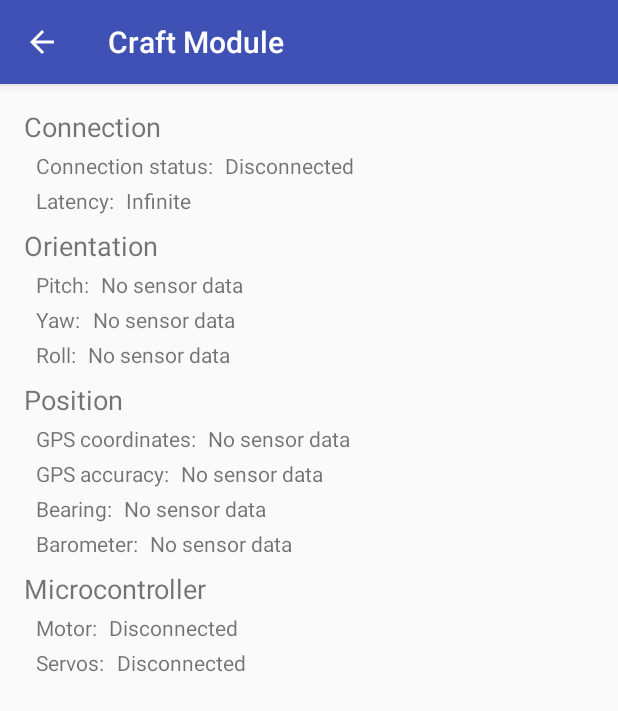
After one commit to beefcheeks/avigate, an Android app: the CraftActivity screen opened directly, with no data from a screen before it, on a phone screen of 412 x 824 dp. The commit adds this screen. Shown: the top 711 px of the screen. Run offline under Robolectric (Android 15) with nearby library versions, the phone set to English and light mode, and no system bars.

Commit message:
Add craft and controller module stubs - Add craft activity layout

```diff
--- /dev/null
+++ b/app/src/main/java/com/rabidllamastudios/avigate/ControllerActivity.java
@@ -0,0 +1,22 @@
+package com.rabidllamastudios.avigate;
+
+import android.os.Bundle;
+import android.support.design.widget.FloatingActionButton;
+import android.support.design.widget.Snackbar;
+import android.support.v7.app.AppCompatActivity;
+import android.support.v7.widget.Toolbar;
+import android.view.View;
+
+public class ControllerActivity extends AppCompatActivity {
+
+    @Override
+    protected void onCreate(Bundle savedInstanceState) {
+        super.onCreate(savedInstanceState);
+        setContentView(R.layout.activity_controller);
+        Toolbar toolbar = (Toolbar) findViewById(R.id.toolbar);
+        setSupportActionBar(toolbar);
+
+        getSupportActionBar().setDisplayHomeAsUpEnabled(true);
+    }
+
+}
--- /dev/null
+++ b/app/src/main/java/com/rabidllamastudios/avigate/CraftActivity.java
@@ -0,0 +1,23 @@
+package com.rabidllamastudios.avigate;
+
+import android.os.Bundle;
+import android.support.design.widget.FloatingActionButton;
+import android.support.design.widget.Snackbar;
+import android.support.v7.app.AppCompatActivity;
+import android.support.v7.widget.Toolbar;
+import android.view.View;
+
+public class CraftActivity extends AppCompatActivity {
+
+    @Override
+    protected void onCreate(Bundle savedInstanceState) {
+        super.onCreate(savedInstanceState);
+        setContentView(R.layout.activity_craft);
+        Toolbar toolbar = (Toolbar) findViewById(R.id.toolbar);
+        setSupportActionBar(toolbar);
+
+        getSupportActionBar().setDisplayHomeAsUpEnabled(true);
+    }
+
+
+}
--- a/app/src/main/java/com/rabidllamastudios/avigate/MainActivity.java
+++ b/app/src/main/java/com/rabidllamastudios/avigate/MainActivity.java
@@ -11,6 +11,18 @@ public class MainActivity extends AppCompatActivity {
     protected void onCreate(Bundle savedInstanceState) {
         super.onCreate(savedInstanceState);
         setContentView(R.layout.activity_main);
+    }
+
+    /** Called when the user clicks the Controller Module button */
+    public void startControllerModule(View view) {
+        Intent intent = new Intent(this, ControllerActivity.class);
+        startActivity(intent);
+    }
+
+    /** Called when the user clicks the Craft Module button */
+    public void startCraftModule(View view) {
+        Intent intent = new Intent(this, CraftActivity.class);
+        startActivity(intent);
     }
 
     /** Called when the user clicks the Sensor Reading button */
--- /dev/null
+++ b/app/src/main/res/layout/activity_controller.xml
@@ -0,0 +1,18 @@
+<?xml version="1.0" encoding="utf-8"?>
+<android.support.design.widget.CoordinatorLayout
+    xmlns:android="http://schemas.android.com/apk/res/android"
+    xmlns:app="http://schemas.android.com/apk/res-auto"
+    xmlns:tools="http://schemas.android.com/tools" android:layout_width="match_parent"
+    android:layout_height="match_parent" android:fitsSystemWindows="true"
+    tools:context="com.rabidllamastudios.avigate.ControllerActivity">
+
+    <android.support.design.widget.AppBarLayout android:layout_height="wrap_content"
+        android:layout_width="match_parent" android:theme="@style/AppTheme.AppBarOverlay">
+
+        <android.support.v7.widget.Toolbar android:id="@+id/toolbar"
+            android:layout_width="match_parent" android:layout_height="?attr/actionBarSize"
+            android:background="?attr/colorPrimary" app:popupTheme="@style/AppTheme.PopupOverlay" />
+
+    </android.support.design.widget.AppBarLayout>
+
+</android.support.design.widget.CoordinatorLayout>
--- /dev/null
+++ b/app/src/main/res/layout/activity_craft.xml
@@ -0,0 +1,20 @@
+<?xml version="1.0" encoding="utf-8"?>
+<android.support.design.widget.CoordinatorLayout
+    xmlns:android="http://schemas.android.com/apk/res/android"
+    xmlns:app="http://schemas.android.com/apk/res-auto"
+    xmlns:tools="http://schemas.android.com/tools" android:layout_width="match_parent"
+    android:layout_height="match_parent" android:fitsSystemWindows="true"
+    tools:context="com.rabidllamastudios.avigate.CraftActivity">
+
+    <android.support.design.widget.AppBarLayout android:layout_height="wrap_content"
+        android:layout_width="match_parent" android:theme="@style/AppTheme.AppBarOverlay">
+
+        <android.support.v7.widget.Toolbar android:id="@+id/toolbar"
+            android:layout_width="match_parent" android:layout_height="?attr/actionBarSize"
+            android:background="?attr/colorPrimary" app:popupTheme="@style/AppTheme.PopupOverlay" />
+
+    </android.support.design.widget.AppBarLayout>
+
+    <include layout="@layout/content_craft" />
+
+</android.support.design.widget.CoordinatorLayout>
--- a/app/src/main/res/layout/activity_main.xml
+++ b/app/src/main/res/layout/activity_main.xml
@@ -6,9 +6,40 @@
     android:paddingTop="@dimen/activity_vertical_margin"
     android:paddingBottom="@dimen/activity_vertical_margin" tools:context=".MainActivity">
 
+    <TextView
+        android:layout_width="wrap_content"
+        android:layout_height="wrap_content"
+        android:text="@string/tv_main_title_modules"
+        android:id="@+id/tv_main_title_modules"/>
+
     <Button
         android:layout_width="wrap_content"
         android:layout_height="wrap_content"
+        android:layout_below="@+id/tv_main_title_modules"
+        android:text="@string/button_module_controller"
+        android:onClick="startControllerModule"
+        android:id="@+id/button_module_controller"/>
+
+    <Button
+        android:layout_width="wrap_content"
+        android:layout_height="wrap_content"
+        android:layout_below="@+id/button_module_controller"
+        android:text="@string/button_module_craft"
+        android:onClick="startCraftModule"
+        android:id="@+id/button_module_craft"/>
+
+    <TextView
+        android:layout_width="wrap_content"
+        android:layout_height="wrap_content"
+        android:layout_below="@+id/button_module_craft"
+        android:paddingTop="8dp"
+        android:text="@string/tv_main_title_concept"
+        android:id="@+id/tv_main_title_concept"/>
+
+    <Button
+        android:layout_width="wrap_content"
+        android:layout_height="wrap_content"
+        android:layout_below="@+id/tv_main_title_concept"
         android:text="@string/button_sensor_readings"
         android:onClick="startSensorReadings"
         android:id="@+id/button_sensor_readings"/>
--- /dev/null
+++ b/app/src/main/res/layout/content_controller.xml
@@ -0,0 +1,13 @@
+<?xml version="1.0" encoding="utf-8"?>
+<RelativeLayout xmlns:android="http://schemas.android.com/apk/res/android"
+    xmlns:tools="http://schemas.android.com/tools"
+    xmlns:app="http://schemas.android.com/apk/res-auto" android:layout_width="match_parent"
+    android:layout_height="match_parent" android:paddingLeft="@dimen/activity_horizontal_margin"
+    android:paddingRight="@dimen/activity_horizontal_margin"
+    android:paddingTop="@dimen/activity_vertical_margin"
+    android:paddingBottom="@dimen/activity_vertical_margin"
+    app:layout_behavior="@string/appbar_scrolling_view_behavior"
+    tools:showIn="@layout/activity_controller"
+    tools:context="com.rabidllamastudios.avigate.ControllerActivity">
+
+</RelativeLayout>
--- /dev/null
+++ b/app/src/main/res/layout/content_craft.xml
@@ -0,0 +1,328 @@
+<?xml version="1.0" encoding="utf-8"?>
+<RelativeLayout xmlns:android="http://schemas.android.com/apk/res/android"
+    xmlns:tools="http://schemas.android.com/tools"
+    xmlns:app="http://schemas.android.com/apk/res-auto" android:layout_width="match_parent"
+    android:layout_height="match_parent" android:paddingLeft="@dimen/activity_horizontal_margin"
+    android:paddingRight="@dimen/activity_horizontal_margin"
+    android:paddingTop="@dimen/activity_vertical_margin"
+    android:paddingBottom="@dimen/activity_vertical_margin"
+    app:layout_behavior="@string/appbar_scrolling_view_behavior"
+    tools:showIn="@layout/activity_craft"
+    tools:context="com.rabidllamastudios.avigate.CraftActivity">
+
+    <RelativeLayout
+        android:layout_width="wrap_content"
+        android:layout_height="wrap_content"
+        android:id="@+id/layout_relative_craft_connection">
+
+        <TextView
+            android:layout_width="wrap_content"
+            android:layout_height="wrap_content"
+            android:text="@string/tv_craft_title_connection"
+            android:textSize="18sp"
+            android:id="@+id/tv_craft_title_connection"/>
+
+        <LinearLayout
+            android:layout_width="match_parent"
+            android:layout_height="wrap_content"
+            android:layout_below="@+id/tv_craft_title_connection"
+            android:paddingLeft="8dp"
+            android:paddingTop="4dp"
+            android:id="@+id/layout_linear_craft_connection">
+
+            <TextView
+                android:layout_width="wrap_content"
+                android:layout_height="wrap_content"
+                android:text="@string/tv_craft_label_connection"
+                android:id="@+id/tv_craft_label_connection"/>
+
+            <TextView
+                android:layout_width="wrap_content"
+                android:layout_height="wrap_content"
+                android:paddingLeft="8dp"
+                android:text="@string/tv_placeholder_disconnected"
+                android:id="@+id/tv_craft_value_connect"/>
+
+        </LinearLayout>
+
+        <LinearLayout
+            android:layout_width="match_parent"
+            android:layout_height="wrap_content"
+            android:layout_below="@+id/layout_linear_craft_connection"
+            android:paddingLeft="8dp"
+            android:paddingTop="4dp"
+            android:id="@+id/layout_linear_craft_latency">
+
+            <TextView
+                android:layout_width="wrap_content"
+                android:layout_height="wrap_content"
+                android:text="@string/tv_craft_label_latency"
+                android:id="@+id/tv_craft_label_latency"/>
+
+            <TextView
+                android:layout_width="wrap_content"
+                android:layout_height="wrap_content"
+                android:paddingLeft="8dp"
+                android:text="@string/tv_placeholder_latency"
+                android:id="@+id/tv_craft_value_latency"/>
+
+        </LinearLayout>
+
+    </RelativeLayout>
+
+    <RelativeLayout
+        android:layout_width="wrap_content"
+        android:layout_height="wrap_content"
+        android:layout_below="@+id/layout_relative_craft_connection"
+        android:paddingTop="8dp"
+        android:id="@+id/layout_relative_craft_orientation">
+
+        <TextView
+            android:layout_width="wrap_content"
+            android:layout_height="wrap_content"
+            android:textSize="18sp"
+            android:text="@string/tv_craft_title_orientation"
+            android:id="@+id/tv_craft_title_orientation"/>
+
+        <LinearLayout
+            android:layout_width="match_parent"
+            android:layout_height="wrap_content"
+            android:layout_below="@+id/tv_craft_title_orientation"
+            android:paddingLeft="8dp"
+            android:paddingTop="4dp"
+            android:id="@+id/layout_linear_craft_pitch">
+
+            <TextView
+                android:layout_width="wrap_content"
+                android:layout_height="wrap_content"
+                android:text="@string/tv_craft_label_pitch"
+                android:id="@+id/tv_craft_label_pitch"/>
+
+            <TextView
+                android:layout_width="wrap_content"
+                android:layout_height="wrap_content"
+                android:paddingLeft="8dp"
+                android:text="@string/tv_placeholder_sensor"
+                android:id="@+id/tv_craft_value_pitch"/>
+
+        </LinearLayout>
+
+        <LinearLayout
+            android:layout_width="match_parent"
+            android:layout_height="wrap_content"
+            android:layout_below="@+id/layout_linear_craft_pitch"
+            android:paddingLeft="8dp"
+            android:paddingTop="4dp"
+            android:id="@+id/layout_linear_craft_yaw">
+
+            <TextView
+                android:layout_width="wrap_content"
+                android:layout_height="wrap_content"
+                android:text="@string/tv_craft_label_yaw"
+                android:id="@+id/tv_craft_label_yaw"/>
+
+            <TextView
+                android:layout_width="wrap_content"
+                android:layout_height="wrap_content"
+                android:paddingLeft="8dp"
+                android:text="@string/tv_placeholder_sensor"
+                android:id="@+id/tv_craft_value_yaw"/>
+
+        </LinearLayout>
+
+        <LinearLayout
+            android:layout_width="match_parent"
+            android:layout_height="wrap_content"
+            android:layout_below="@+id/layout_linear_craft_yaw"
+            android:paddingLeft="8dp"
+            android:paddingTop="4dp"
+            android:id="@+id/layout_linear_craft_roll">
+
+            <TextView
+                android:layout_width="wrap_content"
+                android:layout_height="wrap_content"
+                android:text="@string/tv_craft_label_roll"
+                android:id="@+id/tv_craft_label_roll"/>
+
+            <TextView
+                android:layout_width="wrap_content"
+                android:layout_height="wrap_content"
+                android:paddingLeft="8dp"
+                android:text="@string/tv_placeholder_sensor"
+                android:id="@+id/tv_craft_value_roll"/>
+
+        </LinearLayout>
+
+    </RelativeLayout>
+
+    <RelativeLayout
+        android:layout_width="wrap_content"
+        android:layout_height="wrap_content"
+        android:layout_below="@+id/layout_relative_craft_orientation"
+        android:paddingTop="8dp"
+        android:id="@+id/layout_relative_craft_position">
+
+        <TextView
+            android:layout_width="wrap_content"
+            android:layout_height="wrap_content"
+            android:text="@string/tv_craft_title_position"
+            android:textSize="18sp"
+            android:id="@+id/tv_craft_title_position"/>
+
+        <LinearLayout
+            android:layout_width="match_parent"
+            android:layout_height="wrap_content"
+            android:layout_below="@+id/tv_craft_title_position"
+            android:paddingLeft="8dp"
+            android:paddingTop="4dp"
+            android:id="@+id/layout_linear_craft_gps_coordinates">
+
+            <TextView
+                android:layout_width="wrap_content"
+                android:layout_height="wrap_content"
+                android:text="@string/tv_craft_label_gps_coordinates"
+                android:id="@+id/tv_craft_label_gps"/>
+
+            <TextView
+                android:layout_width="wrap_content"
+                android:layout_height="wrap_content"
+                android:paddingLeft="8dp"
+                android:text="@string/tv_placeholder_sensor"
+                android:id="@+id/tv_craft_value_gps_coordinates"/>
+
+        </LinearLayout>
+
+        <LinearLayout
+            android:layout_width="match_parent"
+            android:layout_height="wrap_content"
+            android:layout_below="@+id/layout_linear_craft_gps_coordinates"
+            android:paddingLeft="8dp"
+            android:paddingTop="4dp"
+            android:id="@+id/layout_linear_craft_gps_accuracy">
+
+            <TextView
+                android:layout_width="wrap_content"
+                android:layout_height="wrap_content"
+                android:text="@string/tv_craft_label_gps_accuracy"
+                android:id="@+id/tv_craft_label_gps_accuracy"/>
+
+            <TextView
+                android:layout_width="wrap_content"
+                android:layout_height="wrap_content"
+                android:paddingLeft="8dp"
+                android:text="@string/tv_placeholder_sensor"
+                android:id="@+id/tv_craft_value_gps_accuracy"/>
+
+        </LinearLayout>
+
+        <LinearLayout
+            android:layout_width="match_parent"
+            android:layout_height="wrap_content"
+            android:layout_below="@+id/layout_linear_craft_gps_accuracy"
+            android:paddingLeft="8dp"
+            android:paddingTop="4dp"
+            android:id="@+id/layout_linear_craft_bearing">
+
+            <TextView
+                android:layout_width="wrap_content"
+                android:layout_height="wrap_content"
+                android:text="@string/tv_craft_label_bearing"
+                android:id="@+id/tv_craft_label_bearing"/>
+
+            <TextView
+                android:layout_width="wrap_content"
+                android:layout_height="wrap_content"
+                android:paddingLeft="8dp"
+                android:text="@string/tv_placeholder_sensor"
+                android:id="@+id/tv_craft_value_bearing"/>
+
+        </LinearLayout>
+
+        <LinearLayout
+            android:layout_width="match_parent"
+            android:layout_height="wrap_content"
+            android:layout_below="@+id/layout_linear_craft_bearing"
+            android:paddingLeft="8dp"
+            android:paddingTop="4dp"
+            android:id="@+id/layout_linear_craft_barometer">
+
+            <TextView
+                android:layout_width="wrap_content"
+                android:layout_height="wrap_content"
+                android:text="@string/tv_craft_label_barometer"
+                android:id="@+id/tv_craft_label_barometer"/>
+
+            <TextView
+                android:layout_width="wrap_content"
+                android:layout_height="wrap_content"
+                android:paddingLeft="8dp"
+                android:text="@string/tv_placeholder_sensor"
+                android:id="@+id/tv_craft_value_barometer"/>
+
+        </LinearLayout>
+
+    </RelativeLayout>
+
+    <RelativeLayout
+        android:layout_width="wrap_content"
+        android:layout_height="wrap_content"
+        android:layout_below="@id/layout_relative_craft_position"
+        android:paddingTop="8dp"
+        android:id="@+id/layout_relative_craft_microcontroller">
+
+        <TextView
+            android:layout_width="wrap_content"
+            android:layout_height="wrap_content"
+            android:text="@string/tv_craft_title_microcontroller"
+            android:textSize="18sp"
+            android:id="@+id/tv_craft_title_microcontroller"/>
+
+        <LinearLayout
+            android:layout_width="match_parent"
+            android:layout_height="wrap_content"
+            android:layout_below="@+id/tv_craft_title_microcontroller"
+            android:paddingLeft="8dp"
+            android:paddingTop="4dp"
+            android:id="@+id/layout_linear_craft_motor">
+
+            <TextView
+                android:layout_width="wrap_content"
+                android:layout_height="wrap_content"
+                android:text="@string/tv_craft_label_motor"
+                android:id="@+id/tv_craft_label_motor"/>
+
+            <TextView
+                android:layout_width="wrap_content"
+                android:layout_height="wrap_content"
+                android:paddingLeft="8dp"
+                android:text="@string/tv_placeholder_disconnected"
+                android:id="@+id/tv_craft_value_motor"/>
+
+        </LinearLayout>
+
+        <LinearLayout
+            android:layout_width="match_parent"
+            android:layout_height="wrap_content"
+            android:layout_below="@+id/layout_linear_craft_motor"
+            android:paddingLeft="8dp"
+            android:paddingTop="4dp"
+            android:id="@+id/linear_layout_craft_gps_coordinates">
+
+            <TextView
+                android:layout_width="wrap_content"
+                android:layout_height="wrap_content"
+                android:text="@string/tv_craft_label_servos"
+                android:id="@+id/tv_craft_label_servos"/>
+
+            <TextView
+                android:layout_width="wrap_content"
+                android:layout_height="wrap_content"
+                android:paddingLeft="8dp"
+                android:text="@string/tv_placeholder_disconnected"
+                android:id="@+id/tv_craft_value_servos"/>
+
+        </LinearLayout>
+
+    </RelativeLayout>
+
+</RelativeLayout>
--- a/app/src/main/res/values/strings.xml
+++ b/app/src/main/res/values/strings.xml
@@ -1,5 +1,8 @@
 <resources>
     <string name="app_name">Avigate</string>
+
+    <string name="button_module_craft">Craft Module</string>
+    <string name="button_module_controller">Controller Module</string>
 
     <string name="button_sensor_readings">Sensor Readings</string>
     <string name="button_connectivity_test">Connectivity Test</string>
@@ -13,25 +16,54 @@
     <string name="title_activity_display_sensor">Sensor Readings</string>
     <string name="title_activity_connectivity_test">Connectivity Test</string>
 
-    <string name="tv_sensor_placeholder">No sensor data</string>
+    <string name="tv_main_title_modules">Flight Modules</string>
+    <string name="tv_main_title_concept">Proof of Concept</string>
+
+    <string name="tv_craft_title_connection">Connection</string>
+    <string name="tv_craft_label_connection">Connection status:</string>
+    <string name="tv_craft_label_latency">Latency: </string>
+
+    <string name="tv_craft_title_orientation">Orientation</string>
+    <string name="tv_craft_label_pitch">Pitch:</string>
+    <string name="tv_craft_label_yaw">Yaw:</string>
+    <string name="tv_craft_label_roll">Roll:</string>
+
+    <string name="tv_craft_title_position">Position</string>
+    <string name="tv_craft_label_gps_coordinates">GPS coordinates:</string>
+    <string name="tv_craft_label_gps_accuracy">GPS accuracy:</string>
+    <string name="tv_craft_label_bearing">Bearing:</string>
+    <string name="tv_craft_label_barometer">Barometer:</string>
+
+    <string name="tv_craft_title_microcontroller">Microcontroller</string>
+    <string name="tv_craft_label_motor">Motor:</string>
+    <string name="tv_craft_label_servos">Servos:</string>
+
+    <string name="tv_placeholder_disconnected">Disconnected</string>
+    <string name="tv_placeholder_latency">Infinite</string>
+    <string name="tv_placeholder_sensor">No sensor data</string>
+
     <string name="tv_sensor_title_position">Position</string>
     <string name="tv_sensor_title_gps">GPS Readings</string>
     <string name="tv_sensor_label_gps">Coordinates:</string>
     <string name="tv_sensor_label_bearing">Bearing:</string>
     <string name="tv_sensor_label_altitude">Altitude:</string>
+
     <string name="tv_sensor_title_magnetic_field">Magnetic Field (uT)</string>
     <string name="tv_sensor_label_magnetic_field_x">X Direction:</string>
     <string name="tv_sensor_label_magnetic_field_y">Y Direction</string>
     <string name="tv_sensor_label_magnetic_field_z">Z Direction:</string>
+
     <string name="tv_sensor_title_orientation">Orientation</string>
     <string name="tv_sensor_label_orientation_x">X Direction</string>
     <string name="tv_sensor_label_orientation_y">Y Direction</string>
     <string name="tv_sensor_label_orientation_z">Z Direction</string>
+
     <string name="tv_sensor_title_acceleration">Acceleration</string>
     <string name="tv_sensor_title_linear_acceleration">Linear Acceleration Reading (m/s/s)</string>
     <string name="tv_sensor_label_linear_acceleration_x">X Direction:</string>
     <string name="tv_sensor_label_linear_acceleration_y">Y Direction:</string>
     <string name="tv_sensor_label_linear_acceleration_z">Z Direction:</string>
+
     <string name="tv_sensor_title_angular_acceleration">Angular Acceleration Readings (rad/sec)</string>
     <string name="tv_sensor_label_angular_acceleration_x">About X Axis:</string>
     <string name="tv_sensor_label_angular_acceleration_y">About Y Axis:</string>
@@ -41,5 +73,7 @@
     <string name="et_connect_hint_topic">Topic</string>
     <string name="et_connect_hint_message">Message</string>
     <string name="title_activity_flight_visualizer">Orientation Visualizer</string>
+    <string name="title_activity_craft">Craft Module</string>
+    <string name="title_activity_controller">Controller Module</string>
 
 </resources>
```
Also changed, not shown: app/src/main/AndroidManifest.xml (+18 -0 lines).
